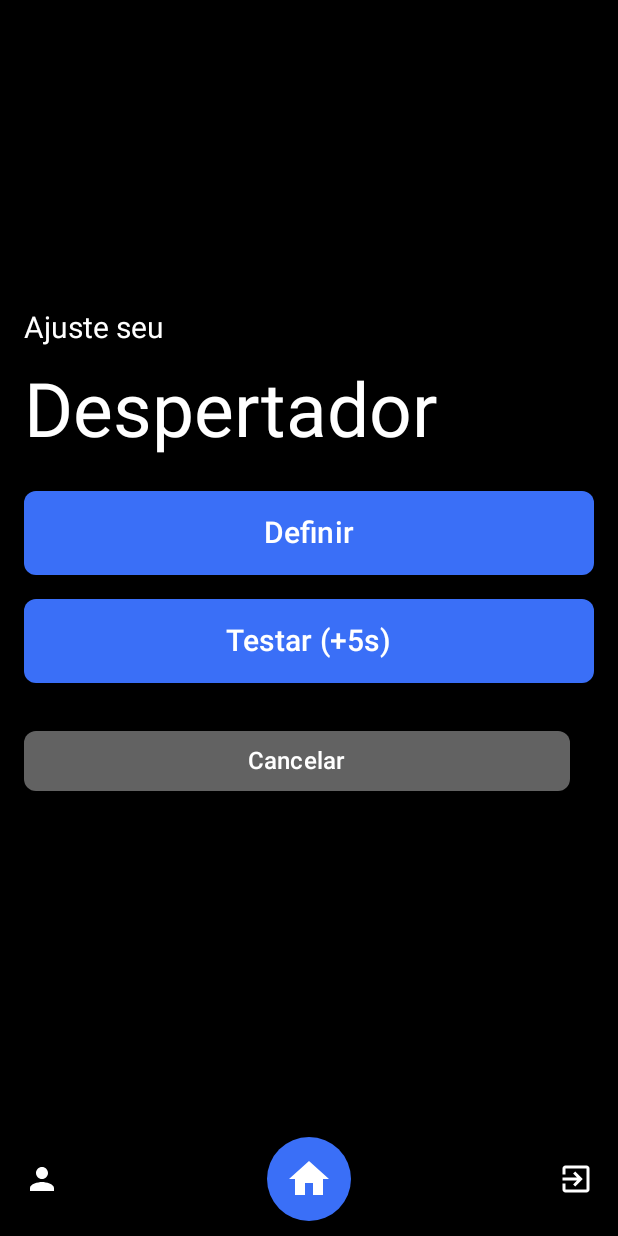
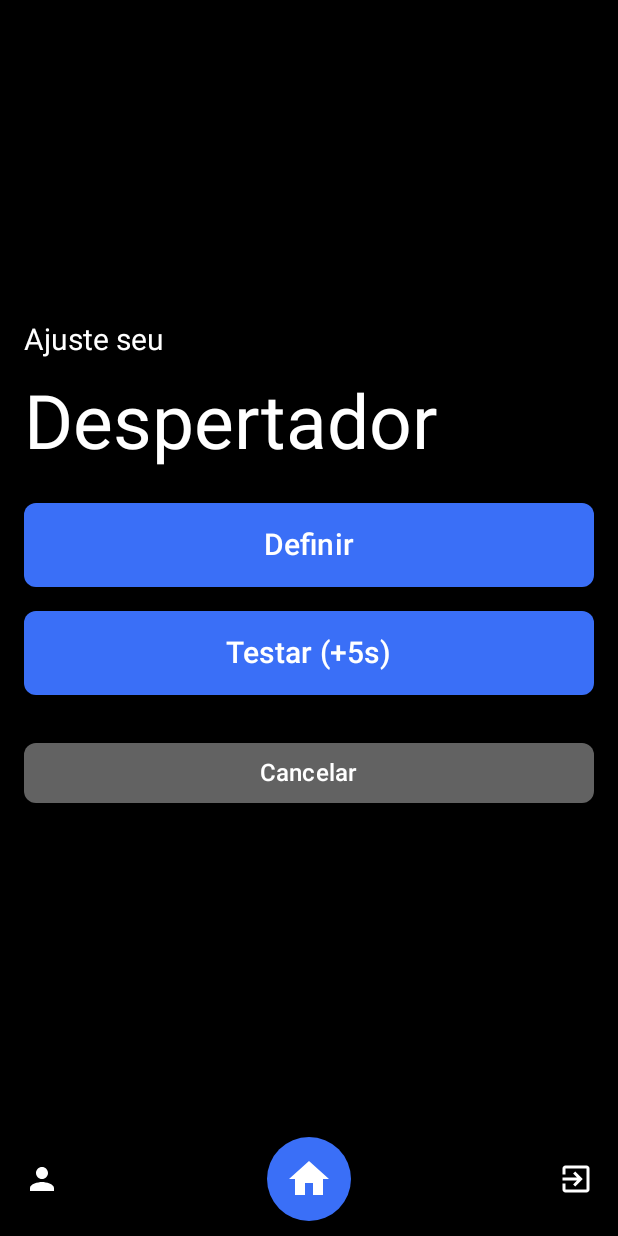
Before and after one commit to victoralves475/Sleepwellwell, an Android app built with Jetpack Compose: the AlarmScreen screen opened through its navigation route, on a phone screen of 412 x 824 dp. Run offline under Robolectric (Android 15) with nearby library versions, the phone set to English and light mode, and no system bars; 1 statement that could not run was skipped.

Commit message:
Update AlarmScreen.kt

```diff
--- a/app/src/main/java/br/edu/ifpb/sleepwell/view/screens/AlarmScreen.kt
+++ b/app/src/main/java/br/edu/ifpb/sleepwell/view/screens/AlarmScreen.kt
@@ -162,8 +162,7 @@ fun AlarmScreen(context: Context) {
 
             // Linha com botões para "Cancelar" e "Parar" o alarme
             Row(
-                modifier = Modifier.fillMaxWidth(),
-                horizontalArrangement = Arrangement.SpaceBetween
+                modifier = Modifier.fillMaxWidth()
             ) {
                 Button(
                     onClick = { cancelAlarm(context) },
@@ -177,7 +176,6 @@ fun AlarmScreen(context: Context) {
                 ) {
                     Text("Cancelar", color = MaterialTheme.colorScheme.onSecondary, fontSize = 16.sp)
                 }
-                Spacer(modifier = Modifier.width(16.dp))
 //                Button(
 //                    onClick = { stopAlarm(context) },
 //                    modifier = Modifier
@@ -191,7 +189,6 @@ fun AlarmScreen(context: Context) {
 //                    Text("Parar", color = MaterialTheme.colorScheme.onSecondary, fontSize = 16.sp)
 //                }
             }
-            Spacer(modifier = Modifier.height(16.dp))
 
             // Exibe o tempo do alarme configurado, se disponível
             if (selectedTime.isNotEmpty()) {
```
